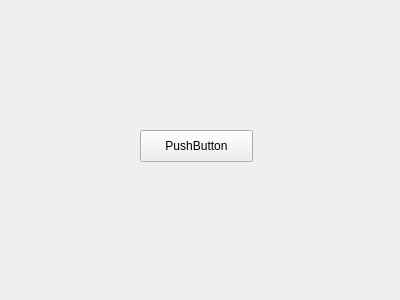
fatvlady/sys-an-labs, file main_window.ui: the form before one commit.
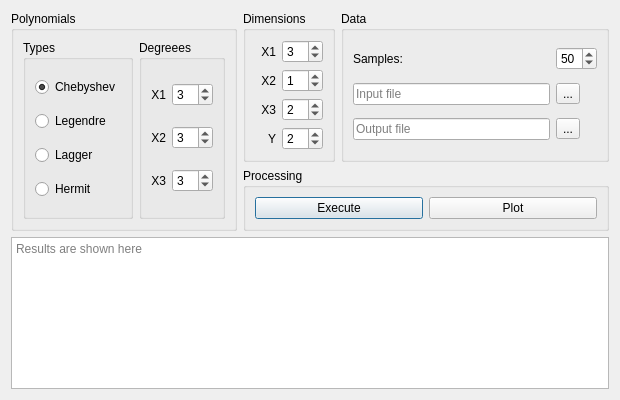
The form after the commit.

```diff
--- a/main_window.ui
+++ b/main_window.ui
@@ -6,26 +6,297 @@
    <rect>
     <x>0</x>
     <y>0</y>
-    <width>400</width>
-    <height>300</height>
+    <width>620</width>
+    <height>400</height>
    </rect>
   </property>
   <property name="windowTitle">
    <string>Form1</string>
   </property>
-  <widget class="QPushButton" name="pushButton">
-   <property name="geometry">
-    <rect>
-     <x>140</x>
-     <y>130</y>
-     <width>113</width>
-     <height>32</height>
-    </rect>
-   </property>
-   <property name="text">
-    <string>PushButton</string>
-   </property>
-  </widget>
+  <layout class="QGridLayout" name="gridLayout_2">
+   <item row="0" column="1">
+    <widget class="QGroupBox" name="groupBox_2">
+     <property name="sizePolicy">
+      <sizepolicy hsizetype="Fixed" vsizetype="Preferred">
+       <horstretch>0</horstretch>
+       <verstretch>0</verstretch>
+      </sizepolicy>
+     </property>
+     <property name="title">
+      <string>Dimensions</string>
+     </property>
+     <layout class="QGridLayout" name="gridLayout_3">
+      <item row="2" column="0">
+       <widget class="QLabel" name="label_4">
+        <property name="text">
+         <string>X3</string>
+        </property>
+        <property name="alignment">
+         <set>Qt::AlignRight|Qt::AlignTrailing|Qt::AlignVCenter</set>
+        </property>
+       </widget>
+      </item>
+      <item row="0" column="1">
+       <widget class="QSpinBox" name="x1_dim">
+        <property name="value">
+         <number>3</number>
+        </property>
+       </widget>
+      </item>
+      <item row="0" column="0">
+       <widget class="QLabel" name="label_2">
+        <property name="text">
+         <string>X1</string>
+        </property>
+        <property name="alignment">
+         <set>Qt::AlignRight|Qt::AlignTrailing|Qt::AlignVCenter</set>
+        </property>
+       </widget>
+      </item>
+      <item row="3" column="1">
+       <widget class="QSpinBox" name="y_dim">
+        <property name="value">
+         <number>2</number>
+        </property>
+       </widget>
+      </item>
+      <item row="1" column="0">
+       <widget class="QLabel" name="label_3">
+        <property name="text">
+         <string>X2</string>
+        </property>
+        <property name="alignment">
+         <set>Qt::AlignRight|Qt::AlignTrailing|Qt::AlignVCenter</set>
+        </property>
+       </widget>
+      </item>
+      <item row="3" column="0">
+       <widget class="QLabel" name="label_5">
+        <property name="text">
+         <string>Y</string>
+        </property>
+        <property name="alignment">
+         <set>Qt::AlignRight|Qt::AlignTrailing|Qt::AlignVCenter</set>
+        </property>
+       </widget>
+      </item>
+      <item row="1" column="1">
+       <widget class="QSpinBox" name="x2_dim">
+        <property name="value">
+         <number>1</number>
+        </property>
+       </widget>
+      </item>
+      <item row="2" column="1">
+       <widget class="QSpinBox" name="x3_dim">
+        <property name="value">
+         <number>2</number>
+        </property>
+       </widget>
+      </item>
+     </layout>
+    </widget>
+   </item>
+   <item row="2" column="0" colspan="3">
+    <widget class="QTextBrowser" name="results_field">
+     <property name="readOnly">
+      <bool>true</bool>
+     </property>
+     <property name="placeholderText">
+      <string>Results are shown here</string>
+     </property>
+    </widget>
+   </item>
+   <item row="0" column="2">
+    <widget class="QGroupBox" name="groupBox">
+     <property name="title">
+      <string>Data</string>
+     </property>
+     <layout class="QGridLayout" name="gridLayout_5">
+      <item row="0" column="0">
+       <widget class="QLabel" name="label">
+        <property name="text">
+         <string>Samples:</string>
+        </property>
+       </widget>
+      </item>
+      <item row="0" column="1">
+       <widget class="QSpinBox" name="sample_spin">
+        <property name="value">
+         <number>50</number>
+        </property>
+       </widget>
+      </item>
+      <item row="1" column="0">
+       <widget class="QLineEdit" name="line_input">
+        <property name="placeholderText">
+         <string>Input file</string>
+        </property>
+       </widget>
+      </item>
+      <item row="1" column="1">
+       <widget class="QToolButton" name="select_input">
+        <property name="text">
+         <string>...</string>
+        </property>
+       </widget>
+      </item>
+      <item row="2" column="0">
+       <widget class="QLineEdit" name="line_output">
+        <property name="placeholderText">
+         <string>Output file</string>
+        </property>
+       </widget>
+      </item>
+      <item row="2" column="1">
+       <widget class="QToolButton" name="select_output">
+        <property name="text">
+         <string>...</string>
+        </property>
+       </widget>
+      </item>
+     </layout>
+    </widget>
+   </item>
+   <item row="1" column="1" colspan="2">
+    <widget class="QGroupBox" name="groupBox_6">
+     <property name="title">
+      <string>Processing</string>
+     </property>
+     <layout class="QHBoxLayout" name="horizontalLayout_2">
+      <item>
+       <widget class="QPushButton" name="exec_button">
+        <property name="text">
+         <string>Execute</string>
+        </property>
+        <property name="default">
+         <bool>true</bool>
+        </property>
+        <property name="flat">
+         <bool>false</bool>
+        </property>
+       </widget>
+      </item>
+      <item>
+       <widget class="QPushButton" name="plot_button">
+        <property name="text">
+         <string>Plot</string>
+        </property>
+       </widget>
+      </item>
+     </layout>
+    </widget>
+   </item>
+   <item row="0" column="0" rowspan="2">
+    <widget class="QGroupBox" name="groupBox_5">
+     <property name="title">
+      <string>Polynomials</string>
+     </property>
+     <layout class="QHBoxLayout" name="horizontalLayout">
+      <item>
+       <widget class="QGroupBox" name="groupBox_3">
+        <property name="title">
+         <string>Types</string>
+        </property>
+        <layout class="QVBoxLayout" name="verticalLayout">
+         <item>
+          <widget class="QRadioButton" name="radio_cheb">
+           <property name="text">
+            <string>Chebyshev</string>
+           </property>
+           <property name="checked">
+            <bool>true</bool>
+           </property>
+          </widget>
+         </item>
+         <item>
+          <widget class="QRadioButton" name="radio_legend">
+           <property name="text">
+            <string>Legendre</string>
+           </property>
+          </widget>
+         </item>
+         <item>
+          <widget class="QRadioButton" name="radio_lagg">
+           <property name="text">
+            <string>Lagger</string>
+           </property>
+          </widget>
+         </item>
+         <item>
+          <widget class="QRadioButton" name="radio_herm">
+           <property name="text">
+            <string>Hermit</string>
+           </property>
+          </widget>
+         </item>
+        </layout>
+       </widget>
+      </item>
+      <item>
+       <widget class="QGroupBox" name="groupBox_4">
+        <property name="title">
+         <string>Degreees</string>
+        </property>
+        <layout class="QGridLayout" name="gridLayout_4">
+         <item row="0" column="0">
+          <widget class="QLabel" name="label_6">
+           <property name="text">
+            <string>X1</string>
+           </property>
+           <property name="alignment">
+            <set>Qt::AlignRight|Qt::AlignTrailing|Qt::AlignVCenter</set>
+           </property>
+          </widget>
+         </item>
+         <item row="0" column="1">
+          <widget class="QSpinBox" name="x1_deg">
+           <property name="value">
+            <number>3</number>
+           </property>
+          </widget>
+         </item>
+         <item row="1" column="0">
+          <widget class="QLabel" name="label_8">
+           <property name="text">
+            <string>X2</string>
+           </property>
+           <property name="alignment">
+            <set>Qt::AlignRight|Qt::AlignTrailing|Qt::AlignVCenter</set>
+           </property>
+          </widget>
+         </item>
+         <item row="2" column="1">
+          <widget class="QSpinBox" name="x3_deg">
+           <property name="value">
+            <number>3</number>
+           </property>
+          </widget>
+         </item>
+         <item row="1" column="1">
+          <widget class="QSpinBox" name="x2_deg">
+           <property name="value">
+            <number>3</number>
+           </property>
+          </widget>
+         </item>
+         <item row="2" column="0">
+          <widget class="QLabel" name="label_7">
+           <property name="text">
+            <string>X3</string>
+           </property>
+           <property name="alignment">
+            <set>Qt::AlignRight|Qt::AlignTrailing|Qt::AlignVCenter</set>
+           </property>
+          </widget>
+         </item>
+        </layout>
+       </widget>
+      </item>
+     </layout>
+    </widget>
+   </item>
+  </layout>
  </widget>
  <resources/>
  <connections>
```
Left out of the diff: 344 changed lines with no effect on the pictures.
